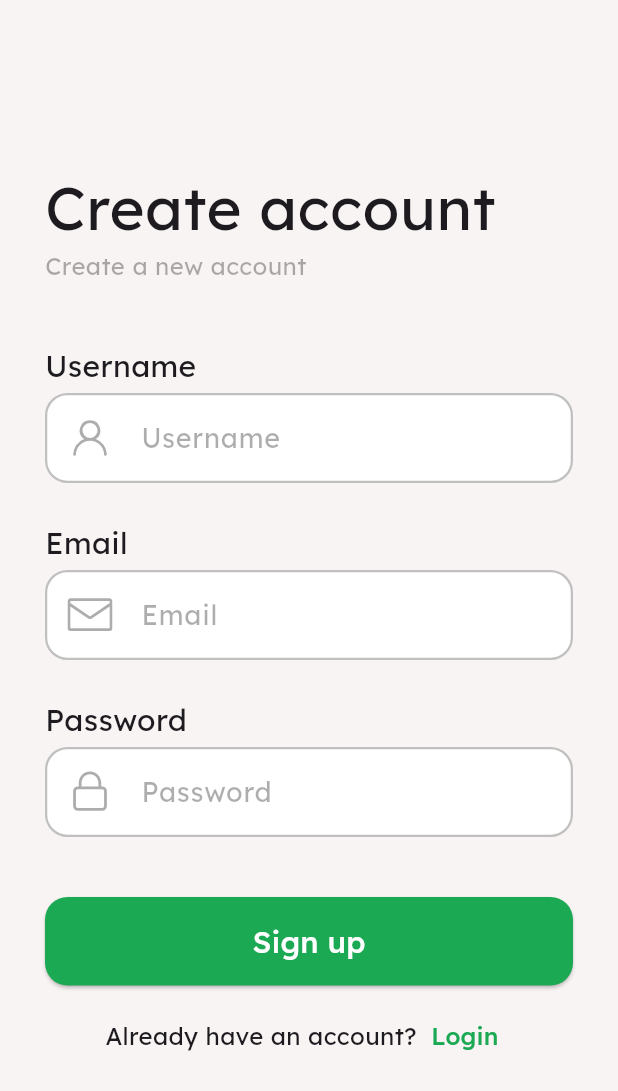
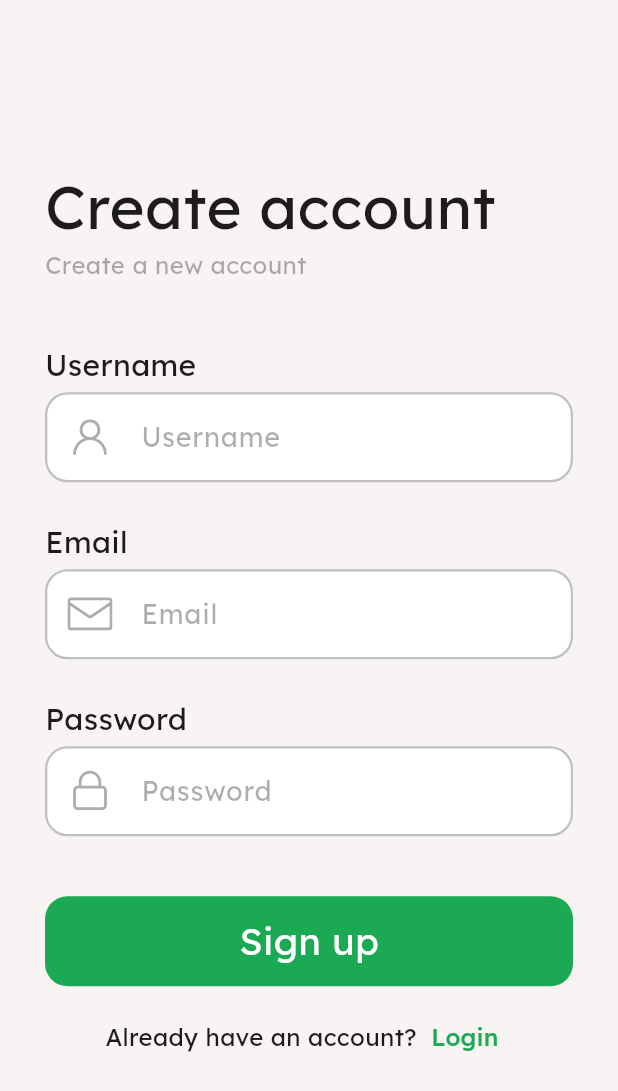
Before and after one commit to Antara-Paul04/MindSpace-Mobile, a Flutter app: the Signup screen opened directly, on a phone screen of 412 x 824 dp. Shown: the top 1091 px of the screen. Run offline on Flutter 3.47's test engine with Material 3 defaults, Android fonts, the phone set to English and light mode, and no system bars; our stand-ins replace cloud_firestore, firebase_auth, firebase_core, google_fonts, icons_plus; accounts and stored records are empty.

Commit message:
feat: user signup and storing user data in firestore

```diff
--- a/lib/main.dart
+++ b/lib/main.dart
@@ -1,4 +1,5 @@
 import 'package:flutter/material.dart';
+import 'package:ms/screens/signup.dart';
 import 'screens/login.dart';
 import 'screens/splash_screen.dart';
 import 'package:firebase_core/firebase_core.dart';
@@ -18,7 +19,8 @@ class MyApp extends StatelessWidget {
     return const MaterialApp(
       debugShowCheckedModeBanner: false,
       title: 'MindSpace',
-      home: SplashScreen(),
+      // home: SplashScreen(),
+      home: Login(),
     );
   }
 }
--- a/lib/resources/auth.dart
+++ b/lib/resources/auth.dart
@@ -1,4 +1,3 @@
-import 'package:flutter/material.dart';
 import 'package:cloud_firestore/cloud_firestore.dart';
 import 'package:firebase_auth/firebase_auth.dart';
 
@@ -22,7 +21,7 @@ class AuthMethods {
             .doc(cred.user!.uid)
             .set({'email': email, 'password': password, 'username': userName});
 
-        res = 'Success';
+        res = 'success';
       }
     } on FirebaseAuthException catch (err) {
       if (err.code == 'invalid-email') {
--- a/lib/screens/signup.dart
+++ b/lib/screens/signup.dart
@@ -1,11 +1,51 @@
 import 'package:flutter/material.dart';
 import 'package:google_fonts/google_fonts.dart';
+import 'package:ms/resources/auth.dart%20';
 import 'login.dart';
 import '../utils/colors.dart';
 import 'package:icons_plus/icons_plus.dart';
 
-class Signup extends StatelessWidget {
+class Signup extends StatefulWidget {
   const Signup({super.key});
+
+  @override
+  State<Signup> createState() => _SignupState();
+}
+
+class _SignupState extends State<Signup> {
+  final TextEditingController userNameController = TextEditingController();
+  final TextEditingController emailController = TextEditingController();
+  final TextEditingController passwordController = TextEditingController();
+  bool isLoading = false;
+
+  @override
+  void dispose() {
+    super.dispose();
+    userNameController.dispose();
+    emailController.dispose();
+    passwordController.dispose();
+  }
+
+  void signUpUser() async {
+    setState(() {
+      isLoading = true;
+    });
+    String res = await AuthMethods().signupUser(
+        email: emailController.text,
+        password: passwordController.text,
+        userName: userNameController.text);
+    setState(() {
+      isLoading = false;
+    });
+    if (res != 'success') {
+      print(res);
+      ScaffoldMessenger.of(context).showSnackBar(SnackBar(content: Text(res)));
+      return;
+    }
+    // Navigator.of(context)
+    //     .push(MaterialPageRoute(builder: (ctx) => const Login()));
+  }
+
   @override
   Widget build(BuildContext context) {
     return Scaffold(
@@ -35,15 +75,16 @@ class Signup extends StatelessWidget {
                   style: GoogleFonts.lexend(
                       fontSize: 16, color: const Color.fromARGB(82, 0, 0, 0)),
                 ),
-                SizedBox(height: 40),
+                const SizedBox(height: 40),
 
                 // Username Text-box
                 Text('Username', style: GoogleFonts.lexend(fontSize: 20)),
-                SizedBox(height: 4),
+                const SizedBox(height: 4),
                 TextField(
+                  controller: userNameController,
                   decoration: InputDecoration(
-                    prefixIcon: Padding(
-                      padding: const EdgeInsets.all(15.0),
+                    prefixIcon: const Padding(
+                      padding: EdgeInsets.all(15.0),
                       child: Icon(
                         OctIcons.person,
                         size: 30,
@@ -55,27 +96,28 @@ class Signup extends StatelessWidget {
                         GoogleFonts.lexend(fontSize: 18, color: strokeColour),
                     filled: true,
                     fillColor: Colors.white,
-                    enabledBorder: OutlineInputBorder(
+                    enabledBorder: const OutlineInputBorder(
                       borderRadius: BorderRadius.all(Radius.circular(15)),
                       borderSide: BorderSide(
                           color: Color.fromARGB(63, 0, 0, 0), width: 1.5),
                     ),
-                    focusedBorder: OutlineInputBorder(
+                    focusedBorder: const OutlineInputBorder(
                       borderRadius: BorderRadius.all(Radius.circular(15)),
                       borderSide: BorderSide(
                           color: Color.fromARGB(63, 0, 0, 0), width: 1.5),
                     ),
                   ),
                 ),
-                SizedBox(height: 25),
+                const SizedBox(height: 25),
 
                 // Email text-box
                 Text('Email', style: GoogleFonts.lexend(fontSize: 20)),
-                SizedBox(height: 4),
+                const SizedBox(height: 4),
                 TextField(
+                  controller: emailController,
                   decoration: InputDecoration(
-                    prefixIcon: Padding(
-                      padding: const EdgeInsets.all(15.0),
+                    prefixIcon: const Padding(
+                      padding: EdgeInsets.all(15.0),
                       child: Icon(
                         OctIcons.mail,
                         size: 30,
@@ -87,27 +129,28 @@ class Signup extends StatelessWidget {
                         GoogleFonts.lexend(fontSize: 18, color: strokeColour),
                     filled: true,
                     fillColor: Colors.white,
-                    enabledBorder: OutlineInputBorder(
+                    enabledBorder: const OutlineInputBorder(
                       borderRadius: BorderRadius.all(Radius.circular(15)),
                       borderSide: BorderSide(
                           color: Color.fromARGB(63, 0, 0, 0), width: 1.5),
                     ),
-                    focusedBorder: OutlineInputBorder(
+                    focusedBorder: const OutlineInputBorder(
                       borderRadius: BorderRadius.all(Radius.circular(15)),
                       borderSide: BorderSide(
                           color: Color.fromARGB(63, 0, 0, 0), width: 1.5),
                     ),
                   ),
                 ),
-                SizedBox(height: 25),
+                const SizedBox(height: 25),
 
                 // Password text-box
                 Text('Password', style: GoogleFonts.lexend(fontSize: 20)),
-                SizedBox(height: 4),
+                const SizedBox(height: 4),
                 TextField(
+                  controller: passwordController,
                   decoration: InputDecoration(
-                    prefixIcon: Padding(
-                      padding: const EdgeInsets.all(15.0),
+                    prefixIcon: const Padding(
+                      padding: EdgeInsets.all(15.0),
                       child: Icon(
                         OctIcons.lock,
                         size: 30,
@@ -119,38 +162,49 @@ class Signup extends StatelessWidget {
                         GoogleFonts.lexend(fontSize: 18, color: strokeColour),
                     filled: true,
                     fillColor: Colors.white,
-                    enabledBorder: OutlineInputBorder(
+                    enabledBorder: const OutlineInputBorder(
                       borderRadius: BorderRadius.all(Radius.circular(15)),
                       borderSide: BorderSide(
                           color: Color.fromARGB(63, 0, 0, 0), width: 1.5),
                     ),
-                    focusedBorder: OutlineInputBorder(
+                    focusedBorder: const OutlineInputBorder(
                       borderRadius: BorderRadius.all(Radius.circular(15)),
                       borderSide: BorderSide(
                           color: Color.fromARGB(63, 0, 0, 0), width: 1.5),
                     ),
                   ),
                 ),
-                SizedBox(height: 40),
+                const SizedBox(height: 40),
 
                 // Signup Button
                 SizedBox(
                   width: double.infinity,
-                  child: ElevatedButton(
-                    onPressed: () {},
-                    child: Text('Sign up',
-                        style: GoogleFonts.lexend(
-                            fontSize: 20, color: Colors.white)),
-                    style: ElevatedButton.styleFrom(
-                      backgroundColor: primaryColour,
-                      padding: EdgeInsets.symmetric(vertical: 15),
-                      shape: RoundedRectangleBorder(
-                        borderRadius: BorderRadius.circular(15),
-                      ),
+                  child: InkWell(
+                    onTap: signUpUser,
+                    focusColor: primaryColour,
+                    highlightColor: primaryColour,
+                    customBorder: RoundedRectangleBorder(
+                      borderRadius: BorderRadius.circular(15),
                     ),
+                    child: isLoading
+                        ? const Center(
+                            child: CircularProgressIndicator(),
+                          )
+                        : Container(
+                            width: double.infinity,
+                            height: 60,
+                            decoration: BoxDecoration(
+                                color: primaryColour,
+                                borderRadius: BorderRadius.circular(15)),
+                            child: Center(
+                              child: Text('Sign up',
+                                  style: GoogleFonts.lexend(
+                                      fontSize: 25, color: Colors.white)),
+                            ),
+                          ),
                   ),
                 ),
-                SizedBox(
+                const SizedBox(
                   height: 10,
                 ),
                 Center(
@@ -165,18 +219,19 @@ class Signup extends StatelessWidget {
                         onPressed: () {
                           Navigator.pushReplacement(
                             context,
-                            MaterialPageRoute(builder: (context) => Login()),
+                            MaterialPageRoute(
+                                builder: (context) => const Login()),
                           );
                         },
+                        style: ElevatedButton.styleFrom(
+                            backgroundColor: Colors.transparent,
+                            padding: const EdgeInsets.all(0),
+                            shadowColor: Colors.transparent),
                         child: Text(
                           'Login',
                           style: GoogleFonts.lexend(
                               color: primaryColour, fontSize: 16),
                         ),
-                        style: ElevatedButton.styleFrom(
-                            backgroundColor: Colors.transparent,
-                            padding: EdgeInsets.all(0),
-                            shadowColor: Colors.transparent),
                       )
                     ],
                   ),
```
